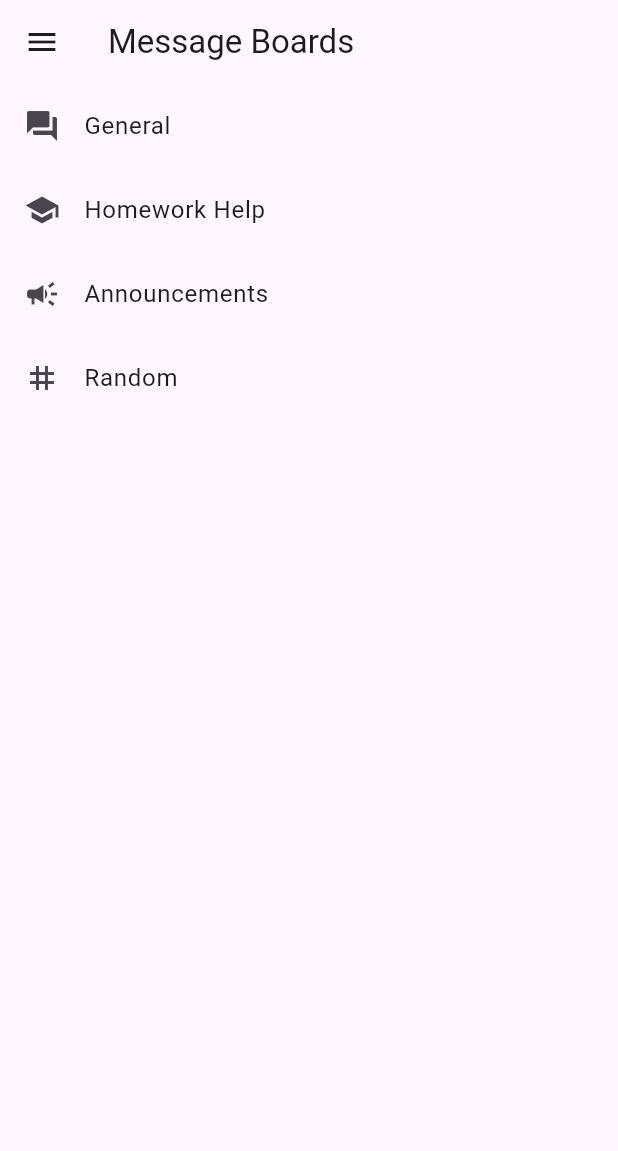
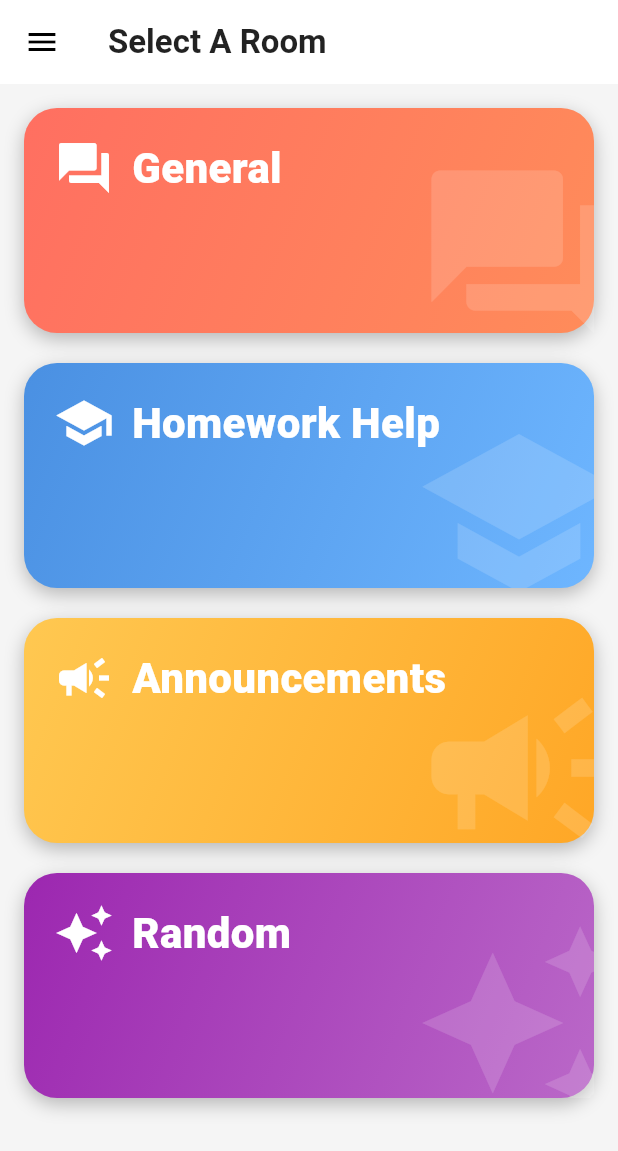
Before and after one commit to kevinlam13/MessageBoardApp-, a Flutter app: the screen it shows once a user with an empty profile is signed in, on a phone screen of 412 x 824 dp. Shown: the top 1151 px of the screen. Run offline on Flutter 3.47's test engine with Material 3 defaults, Android fonts, the phone set to English and light mode, and no system bars; our stand-ins replace cloud_firestore, firebase_auth, firebase_core; accounts and stored records are empty; network calls fail.

Commit message:
Final UI Updated

```diff
--- a/lib/main.dart
+++ b/lib/main.dart
@@ -47,7 +47,7 @@ class AuthGate extends StatelessWidget {
         }
 
         // User is logged in → go to message boards
-        return const MessageBoardsPage();
+        return MessageBoardsPage();
       },
     );
   }
--- a/lib/message_boards_page.dart
+++ b/lib/message_boards_page.dart
@@ -6,23 +6,54 @@ import 'profile_page.dart';
 import 'settings_page.dart';
 
 class MessageBoardsPage extends StatelessWidget {
-  const MessageBoardsPage({super.key});
+  MessageBoardsPage({super.key});
+
+  // Each board has an id (used in Firestore), a title, an icon, and gradient colors
+  final List<Map<String, dynamic>> boards = [
+    {
+      'id': 'general',
+      'title': 'General',
+      'icon': Icons.forum,
+      'colors': [const Color(0xFFFF6F61), const Color(0xFFFF8C5A)],
+    },
+    {
+      'id': 'homework',
+      'title': 'Homework Help',
+      'icon': Icons.school,
+      'colors': [const Color(0xFF4A90E2), const Color(0xFF6EB6FF)],
+    },
+    {
+      'id': 'announcements',
+      'title': 'Announcements',
+      'icon': Icons.campaign,
+      'colors': [const Color(0xFFFFC851), const Color(0xFFFFA726)],
+    },
+    {
+      'id': 'random',
+      'title': 'Random',
+      'icon': Icons.auto_awesome,
+      'colors': [const Color(0xFF9C27B0), const Color(0xFFBA68C8)],
+    },
+  ];
 
   @override
   Widget build(BuildContext context) {
     final user = FirebaseAuth.instance.currentUser;
 
-    // Each board has an id (used in Firestore) and a title
-    final boards = [
-      {'id': 'general', 'title': 'General', 'icon': Icons.forum},
-      {'id': 'homework', 'title': 'Homework Help', 'icon': Icons.school},
-      {'id': 'announcements', 'title': 'Announcements', 'icon': Icons.campaign},
-      {'id': 'random', 'title': 'Random', 'icon': Icons.tag},
-    ];
-
     return Scaffold(
+      backgroundColor: Colors.grey[100],
       appBar: AppBar(
-        title: const Text('Message Boards'),
+        backgroundColor: Colors.white,
+        elevation: 0,
+        title: const Text(
+          "Select A Room",
+          style: TextStyle(
+            color: Colors.black87,
+            fontWeight: FontWeight.bold,
+            fontSize: 22,
+          ),
+        ),
+        iconTheme: const IconThemeData(color: Colors.black),
       ),
       drawer: Drawer(
         child: ListView(
@@ -38,7 +69,7 @@ class MessageBoardsPage extends StatelessWidget {
               leading: const Icon(Icons.forum),
               title: const Text('Message Boards'),
               onTap: () {
-                Navigator.pop(context); // already here
+                Navigator.pop(context);
               },
             ),
             ListTile(
@@ -79,26 +110,100 @@ class MessageBoardsPage extends StatelessWidget {
           ],
         ),
       ),
-      body: ListView.builder(
+      body: Padding(
+        padding: const EdgeInsets.all(16),
+        child: ListView.builder(
           itemCount: boards.length,
           itemBuilder: (context, index) {
             final board = boards[index];
-          return ListTile(
-            leading: Icon(board['icon'] as IconData),
-            title: Text(board['title'] as String),
+            return _buildRoomCard(
+              context,
+              board['id'] as String,
+              board['title'] as String,
+              board['icon'] as IconData,
+              board['colors'] as List<Color>,
+            );
+          },
+        ),
+      ),
+    );
+  }
+
+  Widget _buildRoomCard(
+      BuildContext context,
+      String boardId,
+      String title,
+      IconData icon,
+      List<Color> colors,
+      ) {
+    return GestureDetector(
       onTap: () {
         Navigator.push(
           context,
           MaterialPageRoute(
             builder: (_) => ChatPage(
-                    boardId: board['id'] as String,
-                    boardTitle: board['title'] as String,
+              boardId: boardId,
+              boardTitle: title,
             ),
           ),
         );
       },
-          );
-        },
+      child: Container(
+        height: 150,
+        margin: const EdgeInsets.only(bottom: 20),
+        decoration: BoxDecoration(
+          gradient: LinearGradient(
+            colors: colors,
+            begin: Alignment.topLeft,
+            end: Alignment.bottomRight,
+          ),
+          borderRadius: BorderRadius.circular(22),
+          boxShadow: const [
+            BoxShadow(
+              color: Colors.black26,
+              blurRadius: 10,
+              offset: Offset(0, 4),
+            ),
+          ],
+        ),
+        child: Stack(
+          children: [
+            // Large faded icon in the background
+            Positioned(
+              right: -20,
+              bottom: -20,
+              child: Icon(
+                icon,
+                size: 140,
+                color: Colors.white.withOpacity(0.15),
+              ),
+            ),
+
+            // Foreground icon + title
+            Padding(
+              padding: const EdgeInsets.all(20),
+              child: Row(
+                crossAxisAlignment: CrossAxisAlignment.end,
+                children: [
+                  Icon(
+                    icon,
+                    size: 40,
+                    color: Colors.white,
+                  ),
+                  const SizedBox(width: 12),
+                  Text(
+                    title,
+                    style: const TextStyle(
+                      color: Colors.white,
+                      fontSize: 28,
+                      fontWeight: FontWeight.w800,
+                    ),
+                  ),
+                ],
+              ),
+            ),
+          ],
+        ),
       ),
     );
   }
```
Lines whose indentation alone changed are shown as unchanged.
